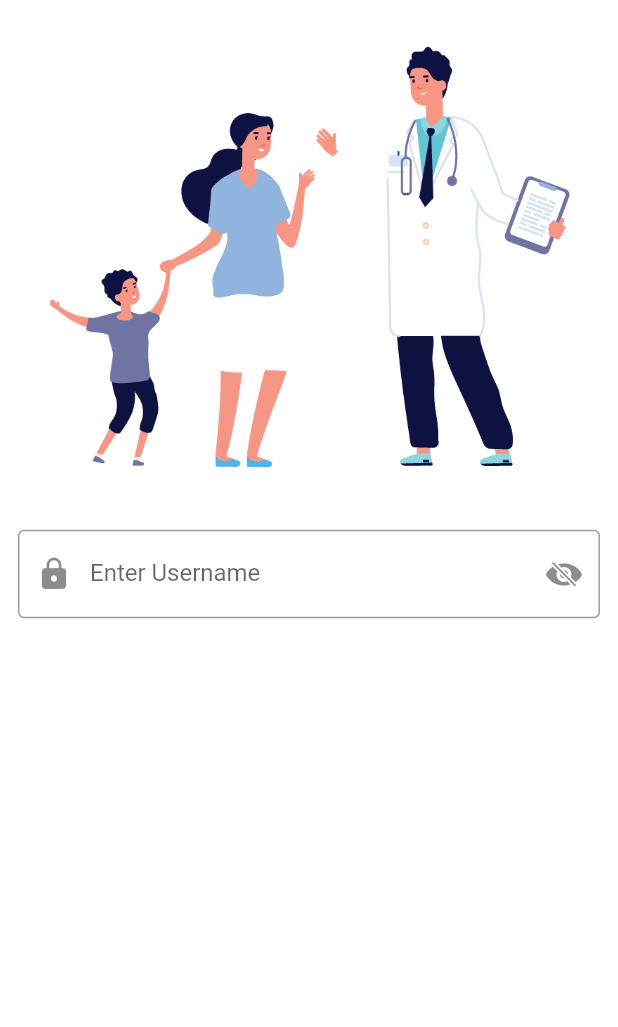
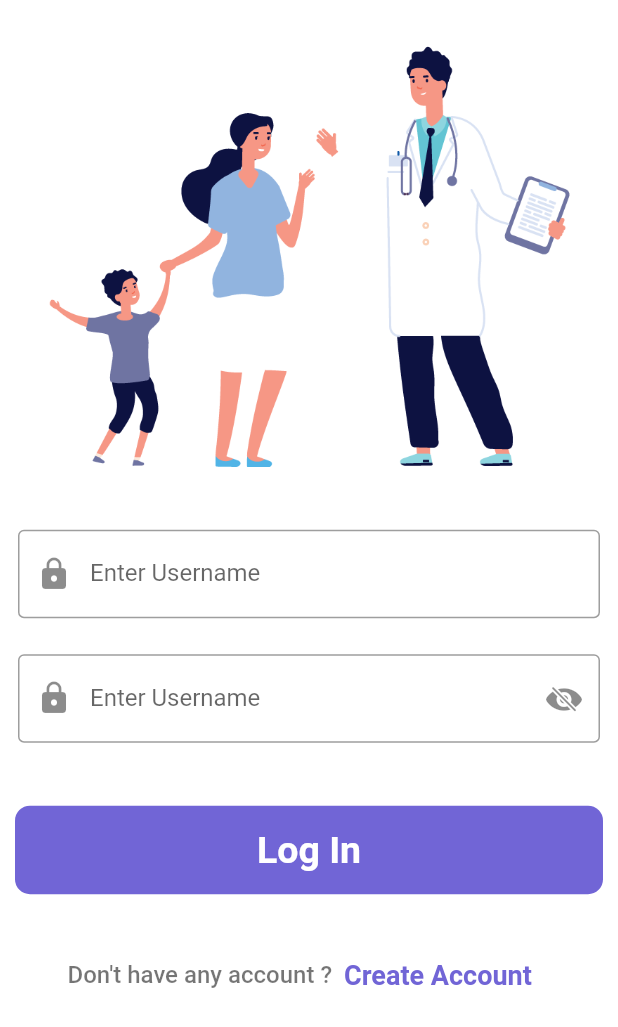
Before and after one commit to NourhanAbuGhaly/medical_healthcare_app, a Flutter app: the screen it shows after launch, after a tap on "Log IN", on a phone screen of 412 x 824 dp. Shown: the top 1027 px of the screen. Run offline on Flutter 3.47's test engine with Material 2 defaults, Android fonts, the phone set to English and light mode, and no system bars.

Commit message:
medical_healthcare_app2

```diff
--- a/lib/screens/login_screen.dart
+++ b/lib/screens/login_screen.dart
@@ -1,5 +1,6 @@
 import 'package:flutter/cupertino.dart';
 import 'package:flutter/material.dart';
+import 'package:medical_healthcare_app/screens/signup_screen.dart';
 
 class LoginScreen extends StatefulWidget {
   const LoginScreen({super.key});
@@ -13,7 +14,8 @@ class _LoginScreenState extends State<LoginScreen> {
 
   @override
   Widget build(BuildContext context) {
-    return Material(
+    return SingleChildScrollView(
+      child: Material(
         color: Colors.white,
         child: SafeArea(
           child: Column(
@@ -36,15 +38,95 @@ class _LoginScreenState extends State<LoginScreen> {
                     border: OutlineInputBorder(),
                     label: Text("Enter Username"),
                     prefixIcon: Icon(Icons.lock),
+                  ),
+                ),
+              ),
+              Padding(
+                padding: EdgeInsets.all(12),
+                child: TextField(
+                  obscureText: passToggle ? true : false,
+                  decoration: InputDecoration(
+                      border: OutlineInputBorder(),
+                      label: Text("Enter Username"),
+                      prefixIcon: Icon(Icons.lock),
                       suffixIcon: InkWell(
-                      onTap: () {},
+                          onTap: () {
+                            if (passToggle == true) {
+                              passToggle = false;
+                            } else {
+                              passToggle = true;
+                            }
+                            setState(() {});
+                          },
                           child: passToggle
                               ? Icon(CupertinoIcons.eye_slash_fill)
                               : Icon(CupertinoIcons.eye_fill))),
                 ),
               ),
+              SizedBox(height: 20),
+              Padding(
+                padding: const EdgeInsets.all(10),
+                child: SizedBox(
+                  width: double.infinity,
+                  child: Material(
+                    color: Color(0xFF7165D6),
+                    borderRadius: BorderRadius.circular(10),
+                    child: InkWell(
+                      onTap: () {
+                        //   Navigator.push(context,
+                        //       MaterialPageRoute(builder: (context) => LoginScreen()));
+                      },
+                      child: Padding(
+                        padding:
+                            EdgeInsets.symmetric(vertical: 15, horizontal: 40),
+                        child: Center(
+                          child: Text(
+                            "Log In",
+                            style: TextStyle(
+                                color: Colors.white,
+                                fontSize: 25,
+                                fontWeight: FontWeight.bold),
+                          ),
+                        ),
+                      ),
+                    ),
+                  ),
+                ),
+              ),
+              SizedBox(
+                height: 20,
+              ),
+              Row(
+                mainAxisAlignment: MainAxisAlignment.center,
+                children: [
+                  Text(
+                    "Don't have any account ?",
+                    style: TextStyle(
+                        fontSize: 16,
+                        fontWeight: FontWeight.w500,
+                        color: Colors.black54),
+                  ),
+                  TextButton(
+                      onPressed: () {
+                        Navigator.push(
+                            context,
+                            MaterialPageRoute(
+                                builder: (context) => SignUpScreen()));
+                      },
+                      child: Text(
+                        "Create Account ",
+                        style: TextStyle(
+                          fontSize: 18,
+                          fontWeight: FontWeight.bold,
+                          color: Color(0xFF7165D6),
+                        ),
+                      ))
                 ],
-      )),
+              )
+            ],
+          ),
+        ),
+      ),
     );
   }
 }
--- a/lib/screens/welcome_screen.dart
+++ b/lib/screens/welcome_screen.dart
@@ -1,5 +1,6 @@
 import 'package:flutter/material.dart';
 import 'package:medical_healthcare_app/screens/login_screen.dart';
+import 'package:medical_healthcare_app/screens/signup_screen.dart';
 
 class WelcomeScreen extends StatelessWidget {
   const WelcomeScreen({super.key});
@@ -84,13 +85,13 @@ class WelcomeScreen extends StatelessWidget {
                       ),
                     ),
                   ),
-                ),      Material(
+                ), Material(
                   color: Color(0xFF7165D6),
                   borderRadius: BorderRadius.circular(10),
                   child: InkWell(
                     onTap: () {
-                  //    Navigator.push(
-                     //     context, MaterialPageRoute(builder: (context) =>LoginScreen()));
+                          Navigator.push(
+                          context, MaterialPageRoute(builder: (context) =>SignUpScreen()));
                     },
                     child: Padding(
                       padding:
```
Lines whose indentation alone changed are shown as unchanged.
